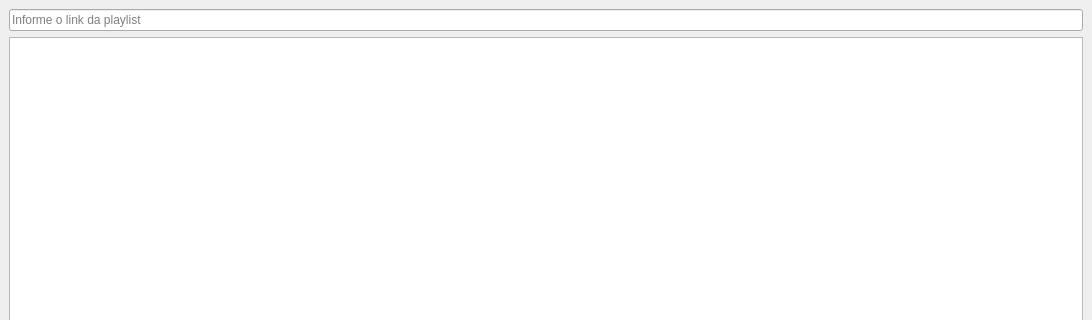
The window that resources/screen.ui (marcoswb/spotify-downloader) describes before a commit, drawn with Qt 5; both pictures show x 0 to 1092 and y 0 to 320 of the 1092 by 594 pixel window.
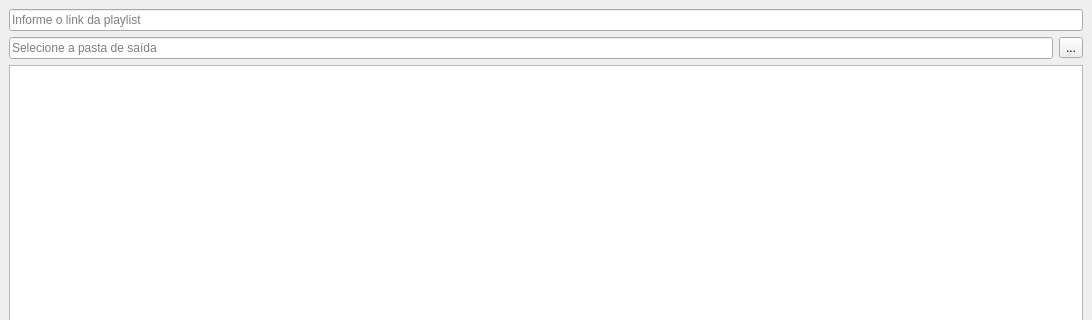
The same window after the commit.

Commit message: edit to select output folder

What changed in the file:
```diff
--- a/resources/screen.ui
+++ b/resources/screen.ui
@@ -24,6 +24,27 @@
         </property>
        </widget>
       </item>
+      <item>
+       <layout class="QHBoxLayout" name="horizontalLayout_2">
+        <item>
+         <widget class="QLineEdit" name="textbox__output_folder">
+          <property name="readOnly">
+           <bool>true</bool>
+          </property>
+          <property name="placeholderText">
+           <string>Selecione a pasta de saída</string>
+          </property>
+         </widget>
+        </item>
+        <item>
+         <widget class="QToolButton" name="button__select_output_folder">
+          <property name="text">
+           <string>...</string>
+          </property>
+         </widget>
+        </item>
+       </layout>
+      </item>
       <item>
        <widget class="QListWidget" name="listview__downloaded_music"/>
       </item>
```
The commit also changes 2 other files.
